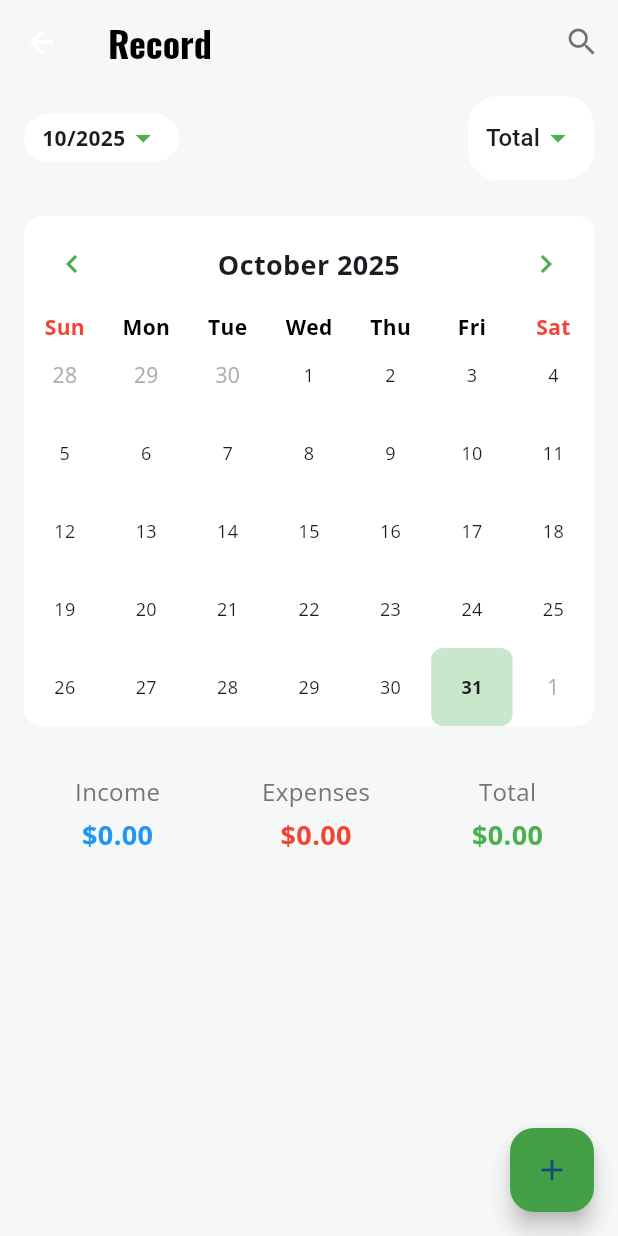
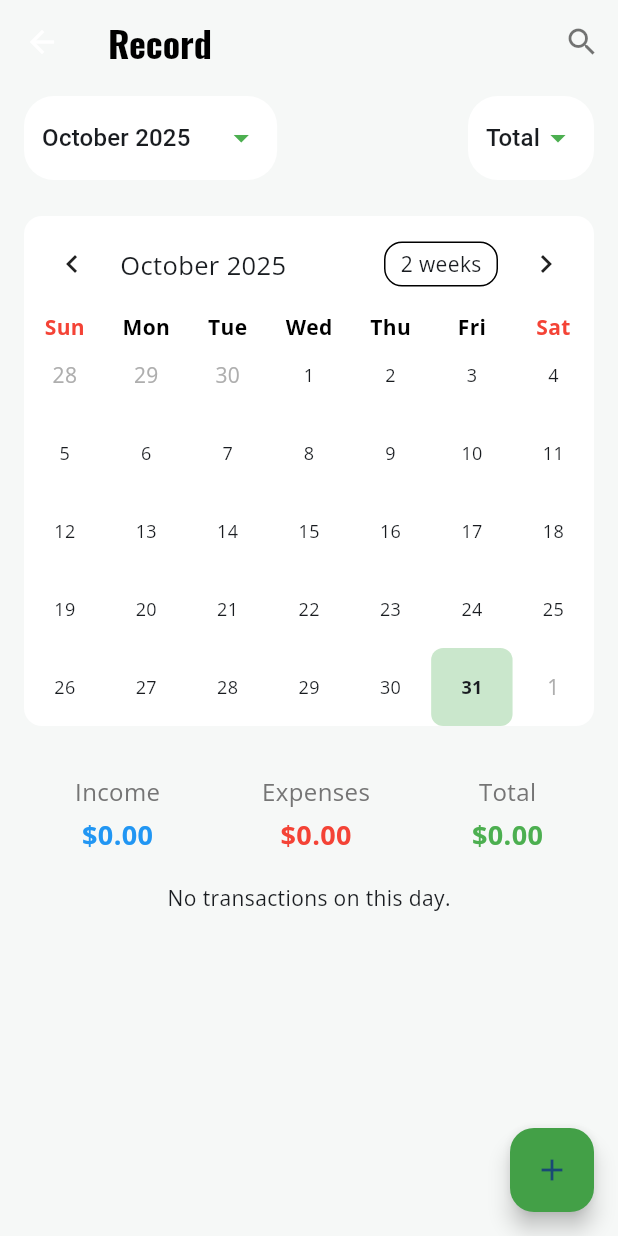
Before and after one commit to nguyenvietcuong0112/money_ios, a Flutter app: the RecordScreen screen opened directly with empty values, on a phone screen of 412 x 824 dp. Run offline on Flutter 3.47's test engine with Material 3 defaults, Android fonts, the phone set to English and light mode, and no system bars; drawn by our look-alikes of table_calendar; our stand-ins replace fl_chart, google_fonts, hive, hive_flutter, lottie, shared_preferences; missing offline and left inert: currency_picker; accounts and stored records are empty.

Commit message:
feat: Implement month dropdown and filter transactions by day

```diff
--- a/lib/screens/record_screen.dart
+++ b/lib/screens/record_screen.dart
@@ -21,11 +21,27 @@ class _RecordScreenState extends State<RecordScreen> {
   DateTime _focusedDay = DateTime.now();
   DateTime? _selectedDay;
   String _selectedWallet = 'Total';
+  late List<DateTime> _months;
 
   @override
   void initState() {
     super.initState();
     _selectedDay = _focusedDay;
+    _months = _getMonths();
+  }
+
+  List<DateTime> _getMonths() {
+    final now = DateTime.now();
+    // Go back 24 months and forward 12 months
+    final firstMonth = DateTime(now.year - 2, now.month);
+    final lastMonth = DateTime(now.year + 1, now.month);
+    final months = <DateTime>[];
+    DateTime currentMonth = firstMonth;
+    while (currentMonth.isBefore(lastMonth) || currentMonth.isAtSameMomentAs(lastMonth)) {
+      months.add(currentMonth);
+      currentMonth = DateTime(currentMonth.year, currentMonth.month + 1);
+    }
+    return months;
   }
 
   @override
@@ -103,23 +119,41 @@ class _RecordScreenState extends State<RecordScreen> {
       }),
     ];
 
+    DateTime selectedMonth = _months.firstWhere(
+      (month) => month.year == _focusedDay.year && month.month == _focusedDay.month,
+      orElse: () => _months.firstWhere((m) => m.year == DateTime.now().year && m.month == DateTime.now().month, orElse: () => _months.first)
+    );
+
+
     return Padding(
       padding: const EdgeInsets.symmetric(horizontal: 16.0, vertical: 8.0),
       child: Row(
         mainAxisAlignment: MainAxisAlignment.spaceBetween,
         children: [
-          // Month/Year Picker - To be implemented fully later
           Container(
             padding: const EdgeInsets.symmetric(horizontal: 12.0, vertical: 4.0),
             decoration: BoxDecoration(
               color: Colors.white,
               borderRadius: BorderRadius.circular(20.0),
             ),
-            child: Row(
-              children: [
-                Text(DateFormat('MM/yyyy').format(_focusedDay), style: const TextStyle(fontWeight: FontWeight.bold)),
-                const Icon(Icons.arrow_drop_down, color: Colors.green),
-              ],
+            child: DropdownButtonHideUnderline(
+              child: DropdownButton<DateTime>(
+                value: selectedMonth,
+                icon: const Icon(Icons.arrow_drop_down, color: Colors.green),
+                items: _months.map((DateTime month) {
+                  return DropdownMenuItem<DateTime>(
+                    value: month,
+                    child: Text(DateFormat('MMMM yyyy').format(month)),
+                  );
+                }).toList(),
+                onChanged: (DateTime? newValue) {
+                  if (newValue != null) {
+                    setState(() {
+                      _focusedDay = newValue;
+                    });
+                  }
+                },
+              ),
             ),
           ),
           Container(
@@ -156,8 +190,8 @@ class _RecordScreenState extends State<RecordScreen> {
             borderRadius: BorderRadius.circular(12.0)
         ),
         child: TableCalendar(
-            firstDay: DateTime.utc(2010, 1, 1),
-            lastDay: DateTime.utc(2030, 12, 31),
+            firstDay: _months.first,
+            lastDay: _months.last,
             focusedDay: _focusedDay,
             calendarFormat: _calendarFormat,
             selectedDayPredicate: (day) => isSameDay(_selectedDay, day),
@@ -180,11 +214,7 @@ class _RecordScreenState extends State<RecordScreen> {
                 });
             },
             headerStyle: const HeaderStyle(
-                titleCentered: true,
-                formatButtonVisible: false,
-                leftChevronIcon: Icon(Icons.chevron_left, color: Colors.green),
-                rightChevronIcon: Icon(Icons.chevron_right, color: Colors.green),
-                titleTextStyle: TextStyle(fontWeight: FontWeight.bold, fontSize: 18.0),
+                headerVisible: false, // This hides the default header
             ),
             daysOfWeekStyle: const DaysOfWeekStyle(
                 weekdayStyle: TextStyle(color: Colors.black, fontWeight: FontWeight.bold),
@@ -216,7 +246,7 @@ class _RecordScreenState extends State<RecordScreen> {
                     return Container(
                       alignment: Alignment.center,
                       decoration: BoxDecoration(
-                          color: Colors.green.withOpacity(0.3),
+                          color: Colors.green.withAlpha(75),
                           borderRadius: BorderRadius.circular(8.0),
                       ),
                       child: Column(
@@ -287,6 +317,20 @@ class _RecordScreenState extends State<RecordScreen> {
   }
 
   Widget _buildTransactionList(List<DateTime> sortedDates, Map<DateTime, List<Transaction>> groupedTransactions) {
+  if (_selectedDay != null) {
+    final selectedDayTransactions = groupedTransactions[DateTime(_selectedDay!.year, _selectedDay!.month, _selectedDay!.day)] ?? [];
+    if (selectedDayTransactions.isEmpty) {
+      return const Center(child: Padding(padding: EdgeInsets.all(20.0), child: Text('No transactions on this day.')));
+    }
+    return ListView.builder(
+      shrinkWrap: true,
+      physics: const NeverScrollableScrollPhysics(),
+      itemCount: selectedDayTransactions.length,
+      itemBuilder: (context, index) {
+        return _buildTransactionItem(context, selectedDayTransactions[index]);
+      },
+    );
+  } else {
     return ListView.builder(
       shrinkWrap: true,
       physics: const NeverScrollableScrollPhysics(),
@@ -294,6 +338,8 @@ class _RecordScreenState extends State<RecordScreen> {
       itemBuilder: (context, index) {
         final date = sortedDates[index];
         final dailyTransactions = groupedTransactions[date]!;
+        if (dailyTransactions.isEmpty) return const SizedBox.shrink();
+
         final dailyTotal = dailyTransactions.fold(0.0, (sum, tx) {
           return sum + (tx.type == TransactionType.income ? tx.amount : -tx.amount);
         });
@@ -324,6 +370,9 @@ class _RecordScreenState extends State<RecordScreen> {
       },
     );
   }
+}
+
+
 
   Widget _buildTransactionItem(BuildContext context, Transaction transaction) {
     return Card(
```
